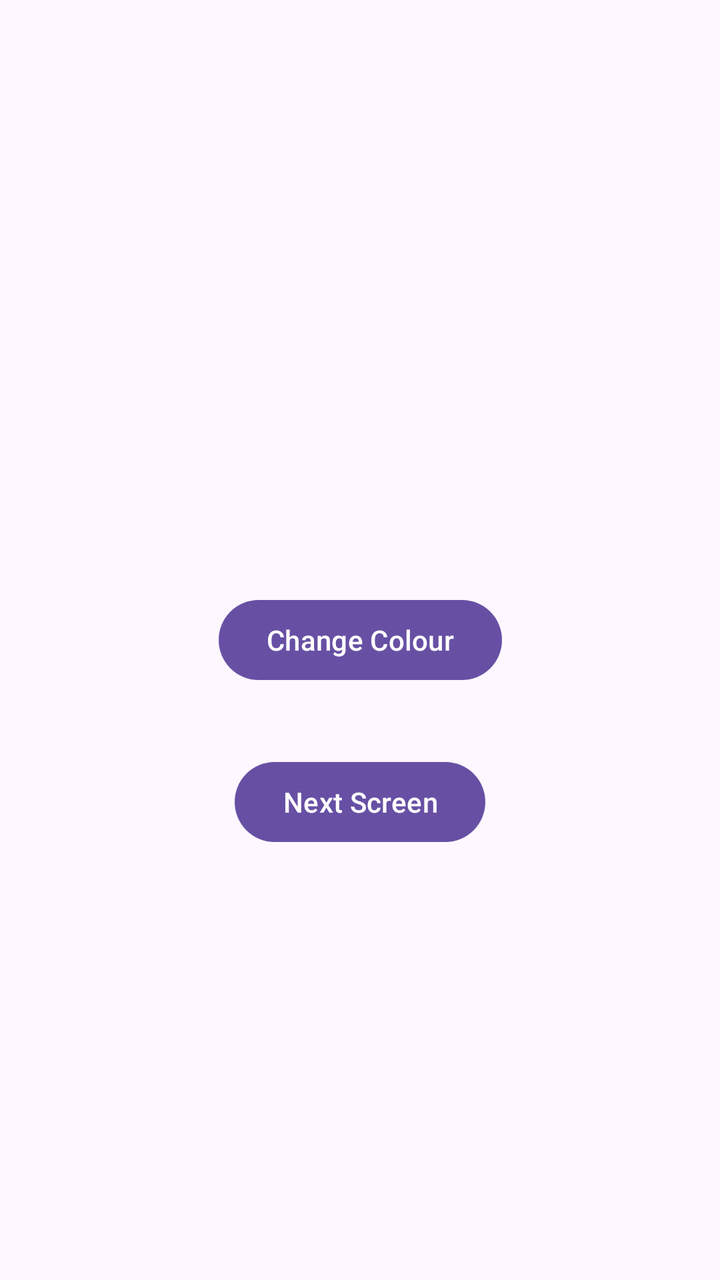
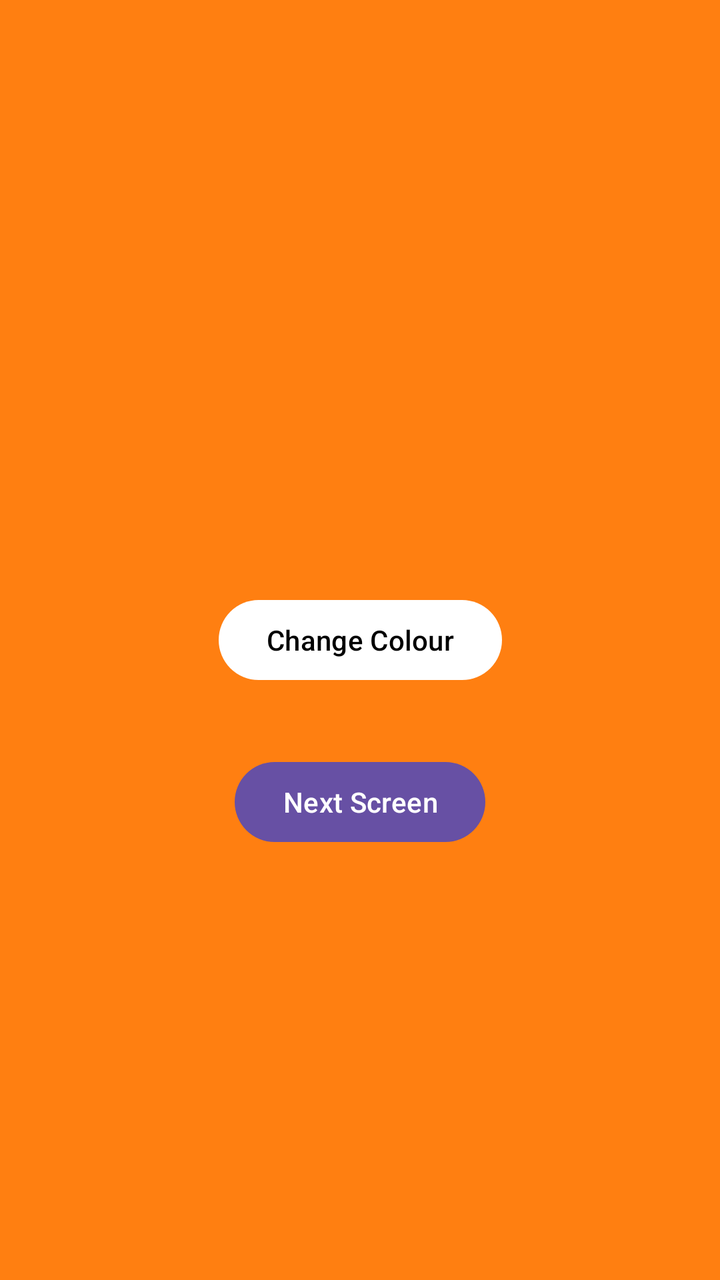

The first picture is an Android layout as it rendered before a commit; the second is the same layout after the commit. The layout source and the unified diff follow.
<!-- AndroidManifest.xml: application theme Theme.ColoursAndScreens -->
<!-- res/layout/activity_main.xml -->
<?xml version="1.0" encoding="utf-8"?>
<androidx.constraintlayout.widget.ConstraintLayout xmlns:android="http://schemas.android.com/apk/res/android"
    xmlns:app="http://schemas.android.com/apk/res-auto"
    xmlns:tools="http://schemas.android.com/tools"
    android:id="@+id/mainLayout"
    android:layout_width="match_parent"
    android:layout_height="match_parent"
    tools:context=".MainActivity">

    <Button
        android:id="@+id/btnColour"
        android:layout_width="wrap_content"
        android:layout_height="wrap_content"
        android:text="Change Colour"
        app:layout_constraintBottom_toBottomOf="parent"
        app:layout_constraintEnd_toEndOf="parent"
        app:layout_constraintStart_toStartOf="parent"
        app:layout_constraintTop_toTopOf="parent" />

    <Button
        android:id="@+id/btnNextScreen"
        android:layout_width="wrap_content"
        android:layout_height="wrap_content"
        android:layout_marginStart="8dp"
        android:layout_marginTop="33dp"
        android:text="Next Screen"
        app:layout_constraintStart_toStartOf="@+id/btnColour"
        app:layout_constraintTop_toBottomOf="@+id/btnColour" />
</androidx.constraintlayout.widget.ConstraintLayout>
<!-- resources referenced by this layout -->
<resources>
  <style name="Theme.ColoursAndScreens" parent="Base.Theme.ColoursAndScreens" />
  <style name="Base.Theme.ColoursAndScreens" parent="Theme.Material3.DayNight.NoActionBar">
          
          
      </style>
</resources>

<!-- the commit's change to res/layout/activity_main.xml (unified diff, before → after) -->
@@ -3,6 +3,7 @@
     xmlns:app="http://schemas.android.com/apk/res-auto"
     xmlns:tools="http://schemas.android.com/tools"
     android:id="@+id/mainLayout"
+    android:background="@color/my_orange"
     android:layout_width="match_parent"
     android:layout_height="match_parent"
     tools:context=".MainActivity">
@@ -12,6 +13,8 @@
         android:layout_width="wrap_content"
         android:layout_height="wrap_content"
         android:text="Change Colour"
+        android:textColor="@color/black"
+        app:backgroundTint="@color/white"
         app:layout_constraintBottom_toBottomOf="parent"
         app:layout_constraintEnd_toEndOf="parent"
         app:layout_constraintStart_toStartOf="parent"
<!-- resource entries referenced after the edit -->
@@ -1,5 +1,8 @@
 <!-- resources referenced by this layout -->
 <resources>
+  <color name="black">#FF000000</color>
+  <color name="my_orange">#FF7F11</color>
+  <color name="white">#FFFFFFFF</color>
   <style name="Theme.ColoursAndScreens" parent="Base.Theme.ColoursAndScreens" />
   <style name="Base.Theme.ColoursAndScreens" parent="Theme.Material3.DayNight.NoActionBar">
           
